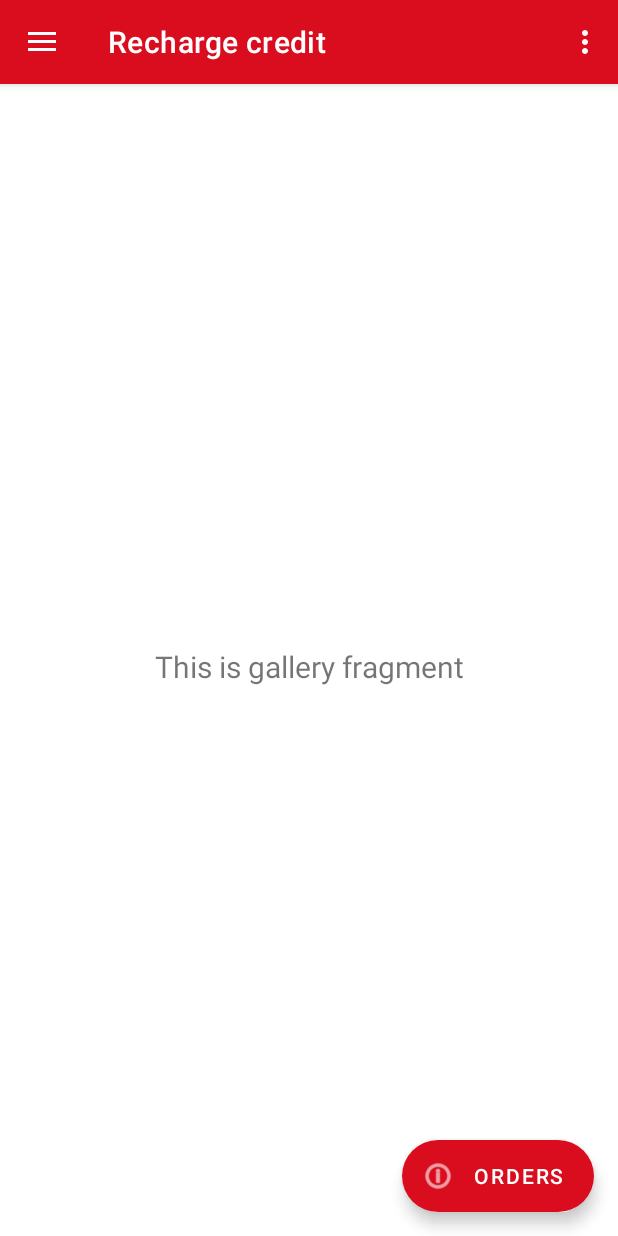
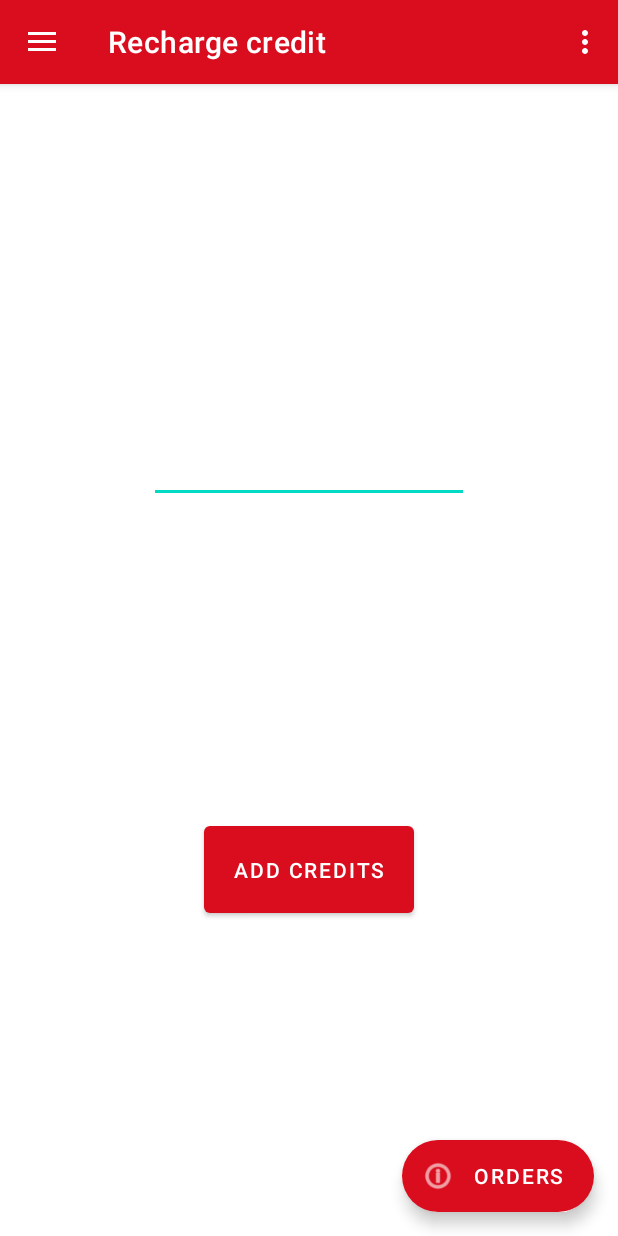
Before and after one commit to MarekHavel/ITU, an Android app: the screen it shows after launch (MainActivity), in the side drawer, after a tap on "Recharge credit", on a phone screen of 412 x 824 dp. Run offline under Robolectric (Android 15) with nearby library versions, the phone set to English and light mode, and no system bars; our stand-ins replace navigation-ui.

Commit message:
Implemented charge credits activity

```diff
--- a/frontend/app/src/main/java/eu/havy/canteen/api/Api.java
+++ b/frontend/app/src/main/java/eu/havy/canteen/api/Api.java
@@ -20,6 +20,7 @@ public class Api {
     //String api_url = "https://canteen.havy.eu/api/";
     String auth_url = "https://www.stud.fit.vutbr.cz/~xvolfr00/auth.php";
     String menu_url = "https://www.stud.fit.vutbr.cz/~xvolfr00/get-menu.php";
+    String credits_url = "https://www.stud.fit.vutbr.cz/~xvolfr00/credits.php";
     ExecutorService executor = Executors.newSingleThreadExecutor();
     Handler handler;
 
@@ -100,5 +101,17 @@ public class Api {
             handler.obtainMessage(200, bundle).sendToTarget();
         });
     }
+    public void addCredits(String amount) {
+        executor.execute(() -> {
+            //Background work here
+            String response = request(Method.POST, credits_url, "{\"userId\": 1,\"amount\":" + amount + " }");
+
+            //UI Thread work here
+            //handler.post(() -> {});
+            Bundle bundle = new Bundle();
+            bundle.putString("response", response);
+            handler.obtainMessage(200, bundle).sendToTarget();
+        });
+    }
 
 }
--- a/frontend/app/src/main/java/eu/havy/canteen/ui/recharge_credit/RechargeCreditFragment.java
+++ b/frontend/app/src/main/java/eu/havy/canteen/ui/recharge_credit/RechargeCreditFragment.java
@@ -1,31 +1,65 @@
 package eu.havy.canteen.ui.recharge_credit;
 
 import android.os.Bundle;
+import android.os.Handler;
+import android.os.Looper;
+import android.os.Message;
 import android.view.LayoutInflater;
 import android.view.View;
 import android.view.ViewGroup;
+import android.widget.Button;
+import android.widget.EditText;
 import android.widget.TextView;
+import android.widget.Toast;
 
 import androidx.annotation.NonNull;
 import androidx.fragment.app.Fragment;
 import androidx.lifecycle.ViewModelProvider;
 
+import com.google.android.material.snackbar.Snackbar;
+
+import org.json.JSONException;
+import org.json.JSONObject;
+
+import eu.havy.canteen.api.Api;
 import eu.havy.canteen.databinding.FragmentRechargeCreditBinding;
 
 public class RechargeCreditFragment extends Fragment {
 
     private FragmentRechargeCreditBinding binding;
 
+    Handler handler = new Handler(Looper.myLooper()) {
+        @Override
+        public void handleMessage(Message msg) {
+
+            if (msg.what == 200) {
+                Toast.makeText(getContext(), "SUCCESS", Toast.LENGTH_SHORT).show();
+            } else {
+                Toast.makeText(getContext(), "FAILURE, code: " + msg.what, Toast.LENGTH_SHORT).show();
+            }
+        }
+    };
+
     public View onCreateView(@NonNull LayoutInflater inflater,
                              ViewGroup container, Bundle savedInstanceState) {
-        RechargeCreditViewModel galleryViewModel =
+        RechargeCreditViewModel rechargeCreditViewModel =
                 new ViewModelProvider(this).get(RechargeCreditViewModel.class);
 
         binding = FragmentRechargeCreditBinding.inflate(inflater, container, false);
         View root = binding.getRoot();
 
-        final TextView textView = binding.textRechargeCredit;
-        galleryViewModel.getText().observe(getViewLifecycleOwner(), textView::setText);
+        final EditText creditField = binding.rechargeAmount;
+        final Button submit = binding.rechargeButton;
+
+        submit.setOnClickListener(l -> {
+
+            new Api(handler).addCredits(String.valueOf(creditField.getText()));
+        });
+
+
+
+        //final TextView textView = binding.textRechargeCredit;
+        //rechargeCreditViewModel.getText().observe(getViewLifecycleOwner(), textView::setText);
         return root;
     }
 
--- a/frontend/app/src/main/res/layout/fragment_recharge_credit.xml
+++ b/frontend/app/src/main/res/layout/fragment_recharge_credit.xml
@@ -6,17 +6,25 @@
     android:layout_height="match_parent"
     tools:context=".ui.recharge_credit.RechargeCreditFragment">
 
-    <TextView
-        android:id="@+id/text_recharge_credit"
-        android:layout_width="match_parent"
-        android:layout_height="wrap_content"
-        android:layout_marginStart="8dp"
-        android:layout_marginTop="8dp"
-        android:layout_marginEnd="8dp"
-        android:textAlignment="center"
-        android:textSize="20sp"
+    <EditText
+        android:id="@+id/rechargeAmount"
+        android:layout_width="wrap_content"
+        android:layout_height="70dp"
+        android:ems="10"
+        android:inputType="number"
+        android:autofillHints=""
+        app:layout_constraintBottom_toTopOf="@+id/rechargeButton"
+        app:layout_constraintEnd_toEndOf="parent"
+        app:layout_constraintStart_toStartOf="parent"
+        app:layout_constraintTop_toTopOf="parent" />
+
+    <Button
+        android:id="@+id/rechargeButton"
+        android:layout_width="140dp"
+        android:layout_height="70dp"
+        android:text="Add Credits"
         app:layout_constraintBottom_toBottomOf="parent"
         app:layout_constraintEnd_toEndOf="parent"
         app:layout_constraintStart_toStartOf="parent"
-        app:layout_constraintTop_toTopOf="parent" />
+        app:layout_constraintTop_toBottomOf="@+id/rechargeAmount" />
 </androidx.constraintlayout.widget.ConstraintLayout>
```
